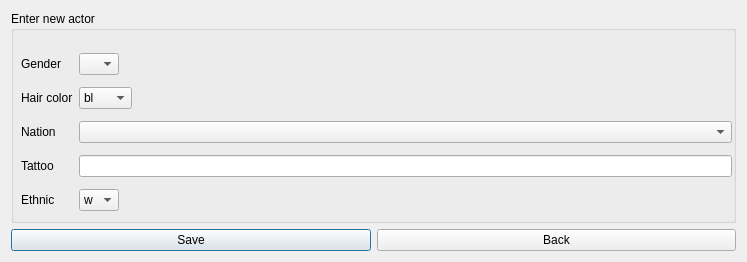
This is pordb_darstellerneu.ui in hwmay/pordb3 as Qt 5 draws it before an edit. The edited form follows.
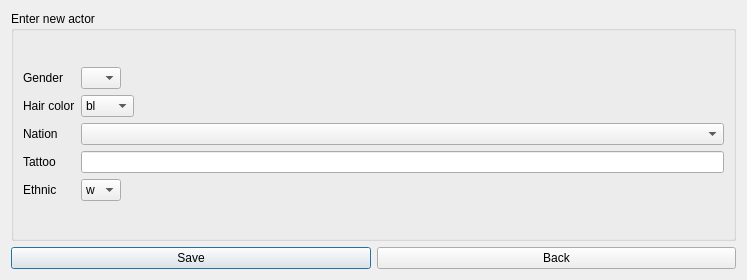
This is the edited form. Icons and pictures are not drawn.

Commit message: Bugfixing: Layout in dialog new actor fixed

Diff of the .ui file:
```diff
--- a/pordb_darstellerneu.ui
+++ b/pordb_darstellerneu.ui
@@ -7,7 +7,7 @@
     <x>0</x>
     <y>0</y>
     <width>747</width>
-    <height>262</height>
+    <height>280</height>
    </rect>
   </property>
   <property name="windowTitle">
@@ -23,15 +23,8 @@
      <property name="title">
       <string>Enter new actor</string>
      </property>
-     <widget class="QWidget" name="layoutWidget">
-      <property name="geometry">
-       <rect>
-        <x>10</x>
-        <y>36</y>
-        <width>711</width>
-        <height>172</height>
-       </rect>
-      </property>
+     <layout class="QVBoxLayout" name="verticalLayout">
+      <item>
       <layout class="QGridLayout" name="gridLayout">
        <item row="0" column="0">
         <widget class="QLabel" name="label">
@@ -248,7 +241,8 @@
         </widget>
        </item>
       </layout>
-     </widget>
+      </item>
+     </layout>
     </widget>
    </item>
    <item row="1" column="0">
```
Lines whose indentation alone changed are shown as unchanged. The commit also changes 1 other file.
